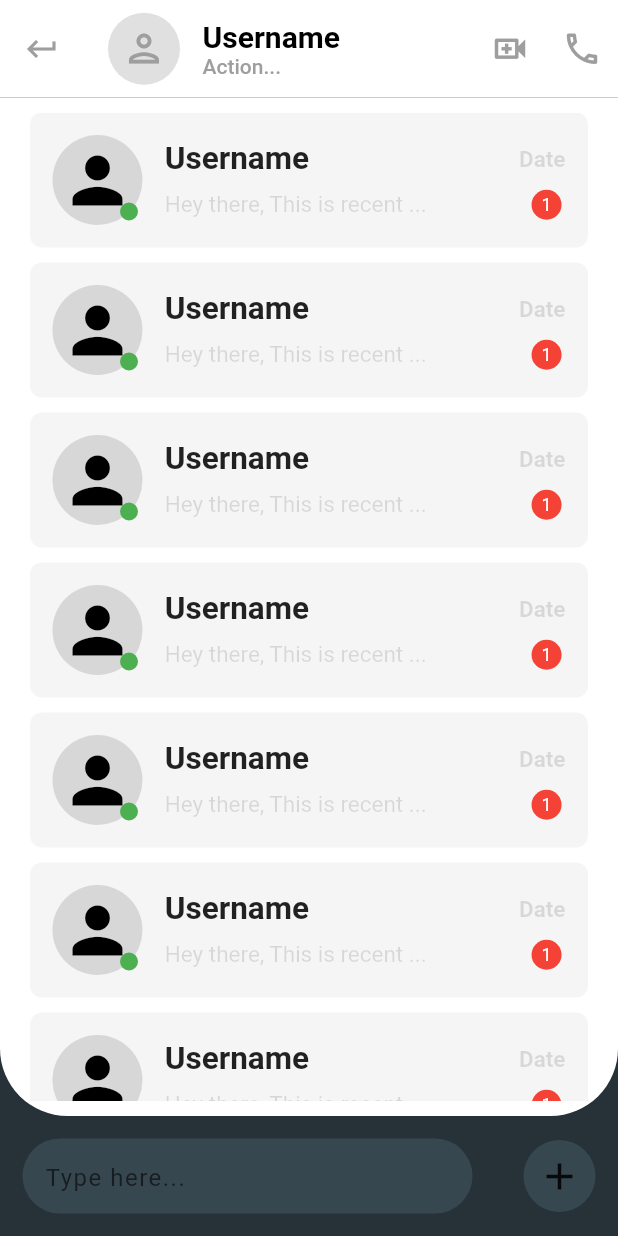
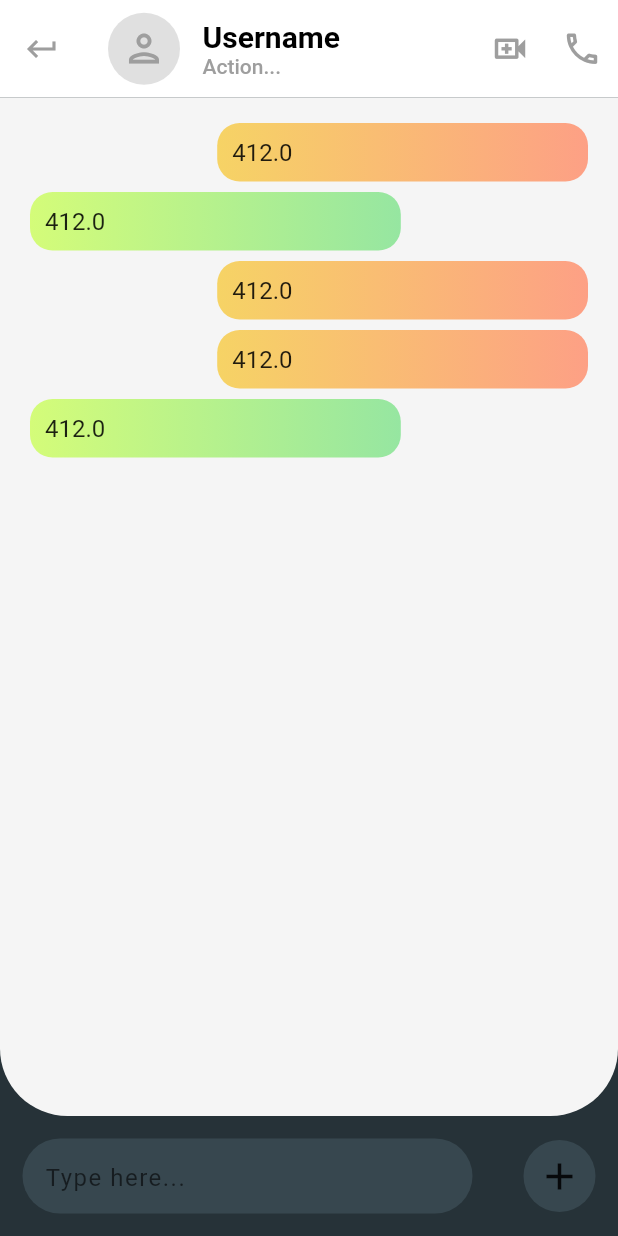
Before and after one commit to TITAN017/Chat_App, a Flutter app: the screen it shows after launch, on a phone screen of 412 x 824 dp. Run offline on Flutter 3.47's test engine with Material 2 defaults, Android fonts, the phone set to English and light mode, and no system bars; our stand-ins replace firebase_core, google_fonts, google_nav_bar; accounts and stored records are empty; Roboto replaces fonts that are missing (Acme).

Commit message:
Added more Custom Colors,Text Bubble,Gradient colors

```diff
--- a/lib/main.dart
+++ b/lib/main.dart
@@ -1,8 +1,14 @@
 import 'package:chat_app/screen/ChatTypeScreen.dart';
 import 'package:chat_app/screen/chatScreen.dart';
+import 'package:firebase_core/firebase_core.dart';
 import 'package:flutter/material.dart';
 
 void main() async {
+  //initialize the bindings in flutter (low level process)
+  WidgetsFlutterBinding.ensureInitialized();
+
+  //Initialize the firebase app
+  await Firebase.initializeApp();
   runApp(const MyApp());
 }
 
--- a/lib/screen/ChatTypeScreen.dart
+++ b/lib/screen/ChatTypeScreen.dart
@@ -1,5 +1,6 @@
 import 'package:chat_app/shared/colorTheme.dart';
 import 'package:chat_app/shared/dimensions.dart';
+import 'package:chat_app/utils/chatTile.dart';
 import 'package:chat_app/utils/personTile.dart';
 import 'package:flutter/material.dart';
 import 'package:google_fonts/google_fonts.dart';
@@ -37,7 +38,7 @@ class _ChatTypeScreenState extends State<ChatTypeScreen> {
             iconSize: 27,
           ),
         ],
-        foregroundColor: Colors.grey,
+        foregroundColor: CustomColors.CHAT_APP_BAR_FOREGROUND_COLOR,
         leading: IconButton(
           icon: Icon(Icons.keyboard_return),
           onPressed: () {},
@@ -82,26 +83,33 @@ class _ChatTypeScreenState extends State<ChatTypeScreen> {
       //Body of Screen
 
       body: Container(
-        width: double.infinity,
-        height: double.infinity,
+        height: MediaQuery.of(context).size.height,
+        width: MediaQuery.of(context).size.width,
         padding: CustomInsets.SCREEN_PADDING,
         decoration: BoxDecoration(
-          color: CustomColors.DEFAULT_COLOR,
+          color: CustomColors.CHAT_SCREEN_BACKGROUND_COLOR,
           borderRadius: CustomInsets.SCREEN_BORDER,
         ),
         child: Column(
           children: [
             Expanded(
               child: ListView(
-                children: [
-                  PersonTile(),
-                  PersonTile(),
-                  PersonTile(),
-                  PersonTile(),
-                  PersonTile(),
-                  PersonTile(),
-                  PersonTile(),
-                  PersonTile(),
+                children: const [
+                  ChatTile(
+                    user: 'Sender',
+                  ),
+                  ChatTile(
+                    user: 'Receiver',
+                  ),
+                  ChatTile(
+                    user: 'Sender',
+                  ),
+                  ChatTile(
+                    user: 'Sender',
+                  ),
+                  ChatTile(
+                    user: 'Receiver',
+                  ),
                 ],
               ),
             ),
--- a/lib/screen/chatScreen.dart
+++ b/lib/screen/chatScreen.dart
@@ -73,7 +73,7 @@ class _ChatScreenState extends State<ChatScreen> {
                 IconButton(
                   icon: Icon(Icons.menu),
                   onPressed: () {},
-                  color: CustomColors.NAV_BAR_COLOR,
+                  color: CustomColors.CHAT,
                 ),
               ],
             ),
@@ -179,7 +179,7 @@ class _ChatScreenState extends State<ChatScreen> {
 
       //Message Icon Floating Button
       floatingActionButton: FloatingActionButton(
-        child: Icon(Icons.book),
+        child: Icon(Icons.book_outlined),
         onPressed: () {},
         elevation: 0,
         backgroundColor: CustomColors.FLOAT_ACTION_BUTTON_COLOR,
--- a/lib/shared/colorTheme.dart
+++ b/lib/shared/colorTheme.dart
@@ -1,3 +1,5 @@
+// ignore_for_file: non_constant_identifier_names
+
 import 'package:flutter/material.dart';
 
 class CustomColors {
@@ -6,7 +8,7 @@ class CustomColors {
   static Color DEFAULT_COLOR = Colors.white;
   //CHAT SECTION COLORS
 
-  static Color CHAT = Colors.white;
+  static Color CHAT = Colors.grey;
 
   //SEARCH BAR COLORS
 
@@ -14,7 +16,7 @@ class CustomColors {
 
   //FLOATING ACTION BUTTON COLORS
 
-  static Color FLOAT_ACTION_BUTTON_COLOR = Colors.indigo[800]!;
+  static Color FLOAT_ACTION_BUTTON_COLOR = Colors.blue[900]!;
 
   //NAVBAR COLORS
   static Color NAV_BAR_COLOR = Colors.white54;
@@ -24,14 +26,44 @@ class CustomColors {
   static Color NAV_BAR_RIPPLE_COLOR = Colors.blueGrey[700]!;
   static Color NAV_BAR_HOVER_COLOR = Colors.indigo[900]!;
   static Color NAV_BAR_BACKGROUND_COLOR = Colors.blueGrey[900]!;
-  static Gradient NAV_BAR_GRADIENT = LinearGradient(
+  static Gradient NAV_BAR_GRADIENT = const LinearGradient(
     colors: [
-      Colors.indigo[800]!,
-      Colors.indigo[700]!,
+      Color(0xFF667eea),
+      Color(0xFF764ba2),
     ],
   );
+
+  //CHAT_APP_BAR_COLOR
+
+  static Color CHAT_APP_BAR_FOREGROUND_COLOR = Colors.grey;
 
   //TEXT BAR CHAT TYPE SCREEN
 
   static Color TEXT_BAR_COLOR = Colors.blueGrey[800]!;
+  static LinearGradient TEX_BAR_GRADIENT = const LinearGradient(
+    colors: [
+      Color(0xFF667eea),
+      Color(0xFF764ba2),
+    ],
+  );
+
+  //CHAT_TILE_COLOR
+
+  static Color CHAT_SCREEN_BACKGROUND_COLOR = Colors.grey[100]!;
+  static Color CHAT_TILE_SENDER_COLOR = Colors.orange;
+  static Color CHAT_TILE_RECEIVER_COLOR = Colors.green;
+  static Map<String, LinearGradient> CHAT_TILE_GRADIENT = const {
+    'Sender': LinearGradient(
+      colors: [
+        Color(0xFFf6d365),
+        Color(0xFFfda085),
+      ],
+    ),
+    'Receiver': LinearGradient(
+      colors: [
+        Color(0xFFd4fc79),
+        Color(0xFF96e6a1),
+      ],
+    )
+  };
 }
--- a/lib/shared/dimensions.dart
+++ b/lib/shared/dimensions.dart
@@ -17,4 +17,10 @@ class CustomInsets {
   static EdgeInsets CHAT_TEXT_FIELD_PADDING =
       const EdgeInsets.fromLTRB(15, 10, 15, 5);
   static BorderRadius CHAT_TEXT_FIELD_BORDER = BorderRadius.circular(30);
+
+  //CHAT_TILE_ALIGNMENT
+  static Map<String, AlignmentGeometry> CHAT_TILE_ALIGNMENT = {
+    'Sender': Alignment.topRight,
+    'Receiver': Alignment.topLeft,
+  };
 }
--- a/lib/utils/chatTile.dart
+++ b/lib/utils/chatTile.dart
@@ -1,12 +1,33 @@
+// ignore_for_file: prefer_const_constructors
+
+import 'package:chat_app/shared/colorTheme.dart';
+import 'package:chat_app/shared/dimensions.dart';
 import 'package:flutter/material.dart';
+import 'package:google_fonts/google_fonts.dart';
 
 class ChatTile extends StatelessWidget {
-  const ChatTile({Key? key}) : super(key: key);
+  final String user;
+  const ChatTile({required this.user});
 
   @override
   Widget build(BuildContext context) {
-    return Container(
-      padding: EdgeInsets.all(10),
+    return Align(
+      alignment: CustomInsets.CHAT_TILE_ALIGNMENT[user]!,
+      child: Container(
+        width: MediaQuery.of(context).size.width * 0.6,
+        margin: EdgeInsets.only(top: 7),
+        padding: EdgeInsets.all(10),
+        decoration: BoxDecoration(
+          gradient: CustomColors.CHAT_TILE_GRADIENT[user],
+          borderRadius: BorderRadius.circular(15),
+        ),
+        child: Text(
+          '${MediaQuery.of(context).size.width}',
+          style: GoogleFonts.acme(
+            fontSize: 16,
+          ),
+        ),
+      ),
     );
   }
 }
--- a/pubspec.yaml
+++ b/pubspec.yaml
@@ -35,7 +35,12 @@ dependencies:
   # Use with the CupertinoIcons class for iOS style icons.
   cupertino_icons: ^1.0.2
   google_nav_bar: ^5.0.6
+  firebase_core: ^1.18.0
+  firebase_auth: ^3.3.20
+  cloud_firestore: ^3.1.18
   google_fonts: ^3.0.1
+  provider: ^6.0.3
+  flutter_spinkit: ^5.1.0
 
 dev_dependencies:
   flutter_test:
```
Also changed, not shown: pubspec.lock, 3 other files.
